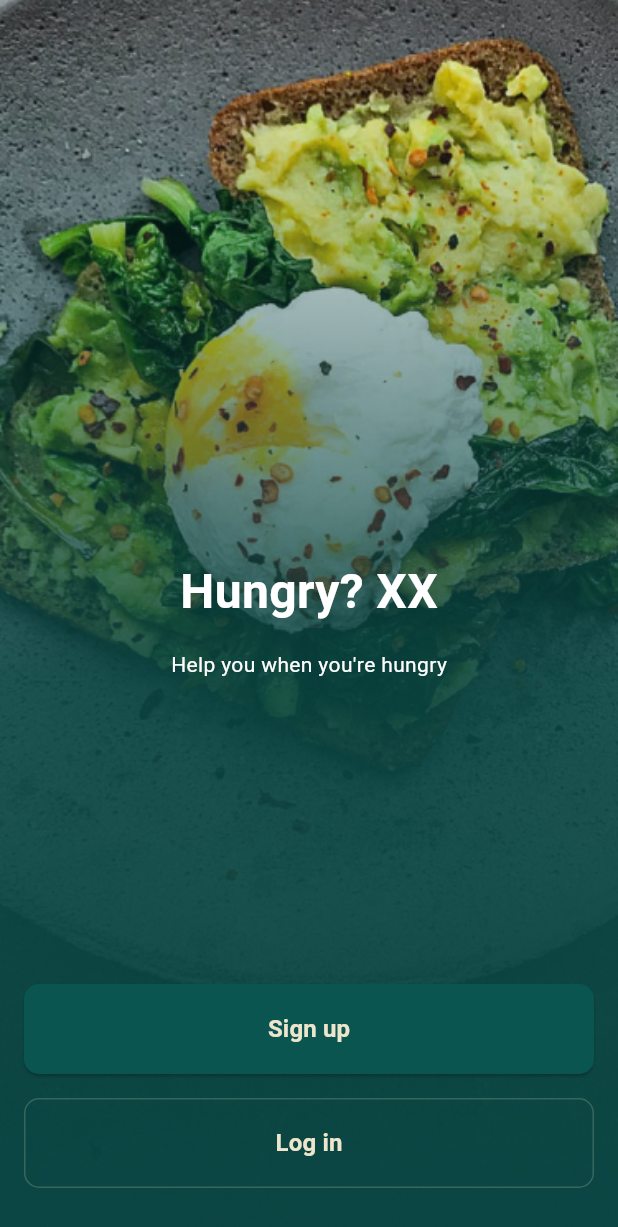
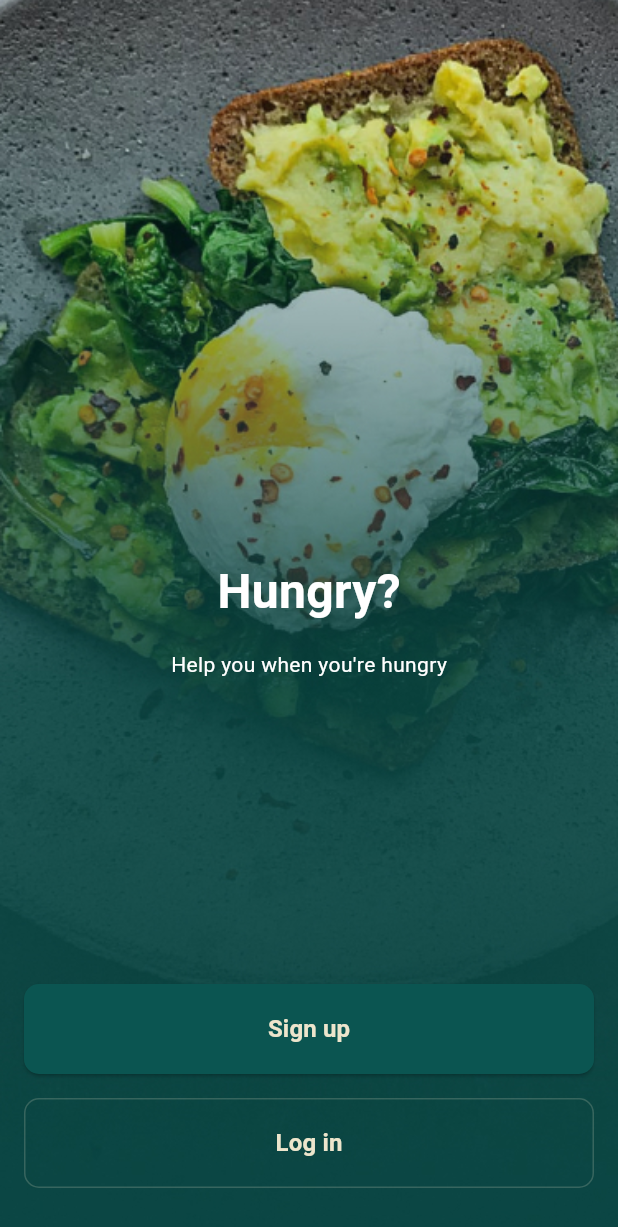
Before and after one commit to Sameer-Murtaja/flutter_project_1, a Flutter app: the screen it shows after launch, on a phone screen of 412 x 824 dp. Shown: the top 1227 px of the screen. Run offline on Flutter 3.47's test engine with Material 3 defaults, Android fonts, the phone set to English and light mode, and no system bars; our stand-ins replace flutter_bloc, shared_preferences, sqflite; accounts and stored records are empty; Roboto replaces fonts that are missing (inter).

Commit message:
fix bugs

```diff
--- a/lib/UI/screens/welcome_screen.dart
+++ b/lib/UI/screens/welcome_screen.dart
@@ -73,7 +73,7 @@ class _WelcomeScreenState extends State<WelcomeScreen> {
                   Padding(
                     padding: EdgeInsets.only(bottom: 16),
                     child: Text(
-                      'Hungry? XX',
+                      'Hungry?',
                       style: TextStyle(
                         fontFamily: 'inter',
                         fontWeight: FontWeight.w700,
```
Also changed, not shown: 1 other file.
